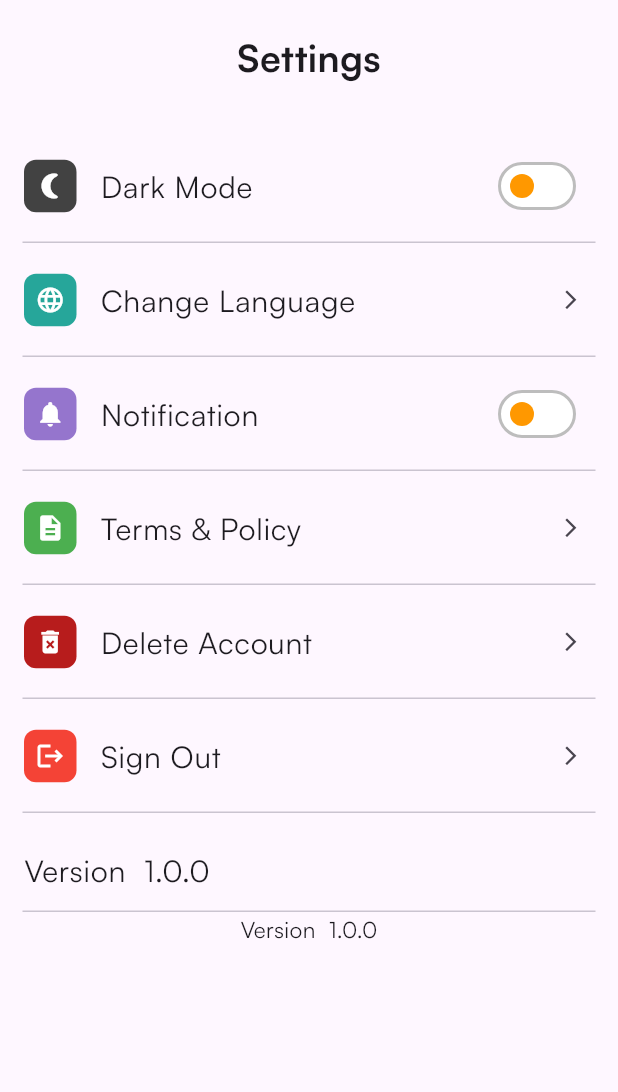
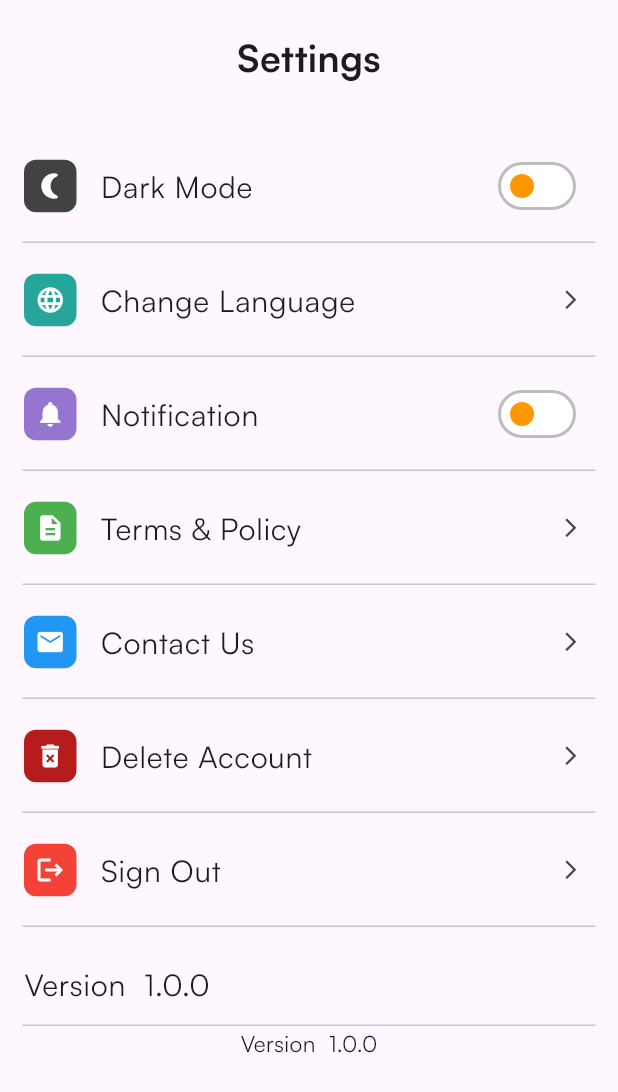
Before and after one commit to gal-hpgggjbvb/project202, a Flutter app: the SettingsPage screen opened directly, on a phone screen of 412 x 824 dp. Shown: the top 1092 px of the screen. Run offline on Flutter 3.47's test engine with Material 3 defaults, Android fonts, the light colour scheme and no system bars; our stand-ins replace awesome_dialog, dio, get, hidden_drawer_menu, image_picker, introduction_screen and 3 more; accounts and stored records are empty.

Commit message:
settings

```diff
--- a/lib/view/settings_page.dart
+++ b/lib/view/settings_page.dart
@@ -1,5 +1,6 @@
 import 'package:awesome_dialog/awesome_dialog.dart';
 import 'package:flutter/material.dart';
+import 'package:flutter/services.dart';
 import 'package:get/get.dart';
 import 'package:project2/custom_widgets/custom_setting_item.dart';
 import 'package:project2/view/auth/sign_in_page.dart';
@@ -102,6 +103,29 @@ class _SettingsPageState extends State<SettingsPage> {
                 iconBackgroundColor: Colors.green,
                 onTap: () => Get.to(() => const TermsPage()),
               ),
+              //todo contact
+              CustomSettingItem(
+                  title: 'Contact Us',
+                  icon: Icons.mail,
+                iconColor: Colors.white,
+                iconBackgroundColor: Colors.blue,
+                onTap: () {
+                    AwesomeDialog(
+                      context: context,
+                      dialogType: DialogType.noHeader,
+                      animType: AnimType.topSlide,
+                      title: "Contact Us at :",
+                      desc: "deliverysupport@gmail.com",
+                      btnOkText: "Copy Email",
+                      btnCancelText: "Close",
+                      btnCancelOnPress: () {},
+                      btnOkOnPress: () {
+                        Clipboard.setData(const ClipboardData(text: "deliverysupport@gmail.com"));
+                        Get.snackbar("Copied", "Support email copied");
+                      },
+                    ).show();
+                },
+              ),
               //todo delete account
               CustomSettingItem(
                 title: 'Delete Account',
@@ -163,9 +187,9 @@ class _SettingsPageState extends State<SettingsPage> {
               // const SizedBox(height: 50,),
               //todo app version
               const ListTile(title: Text('Version  1.0.0' , style: TextStyle(fontSize: 20),),),
-              Padding(
-                padding: const EdgeInsets.symmetric(horizontal: 15.0),
-                child: const Divider(height: 0,),
+              const Padding(
+                padding: EdgeInsets.symmetric(horizontal: 15.0),
+                child: Divider(height: 0,),
               ),
               const Text('Version  1.0.0' , style: TextStyle(fontSize: 15),),
 
```
Also changed, not shown: lib/view/auth/sign_up_page.dart (+5 -2 lines), images/registerimage.png (added).
